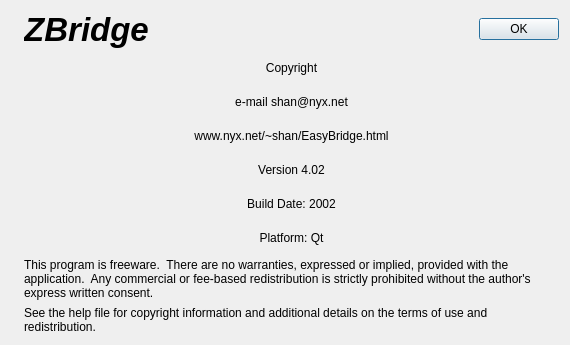
First picture: the form in ZBridge/caboutdlg.ui, repository erik-knudsen/BridgeZ, before the edit.
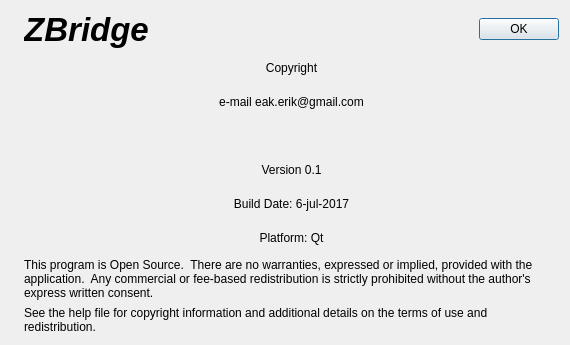
Second picture: the form after the edit. Icons and pictures are not drawn.

Patch:
```diff
--- a/ZBridge/caboutdlg.ui
+++ b/ZBridge/caboutdlg.ui
@@ -94,7 +94,7 @@
      <item>
       <widget class="QLabel" name="label_4">
        <property name="text">
-        <string notr="true">e-mail shan@nyx.net</string>
+        <string notr="true">e-mail eak.erik@gmail.com</string>
        </property>
        <property name="alignment">
         <set>Qt::AlignCenter</set>
@@ -107,7 +107,7 @@
      <item>
       <widget class="QLabel" name="label_5">
        <property name="text">
-        <string notr="true">www.nyx.net/~shan/EasyBridge.html</string>
+        <string notr="true"> </string>
        </property>
        <property name="alignment">
         <set>Qt::AlignCenter</set>
@@ -120,7 +120,7 @@
      <item>
       <widget class="QLabel" name="label_6">
        <property name="text">
-        <string>Version 4.02</string>
+        <string>Version 0.1</string>
        </property>
        <property name="alignment">
         <set>Qt::AlignCenter</set>
@@ -130,7 +130,7 @@
      <item>
       <widget class="QLabel" name="label_7">
        <property name="text">
-        <string>Build Date: 2002</string>
+        <string>Build Date: 6-jul-2017</string>
        </property>
        <property name="alignment">
         <set>Qt::AlignCenter</set>
@@ -150,7 +150,7 @@
      <item>
       <widget class="QLabel" name="label_9">
        <property name="text">
-        <string>This program is freeware.  There are no warranties, expressed or implied, provided with the application.  Any commercial or fee-based redistribution is strictly prohibited without the author's express written consent.</string>
+        <string>This program is Open Source.  There are no warranties, expressed or implied, provided with the application.  Any commercial or fee-based redistribution is strictly prohibited without the author's express written consent.</string>
        </property>
        <property name="wordWrap">
         <bool>true</bool>
```
